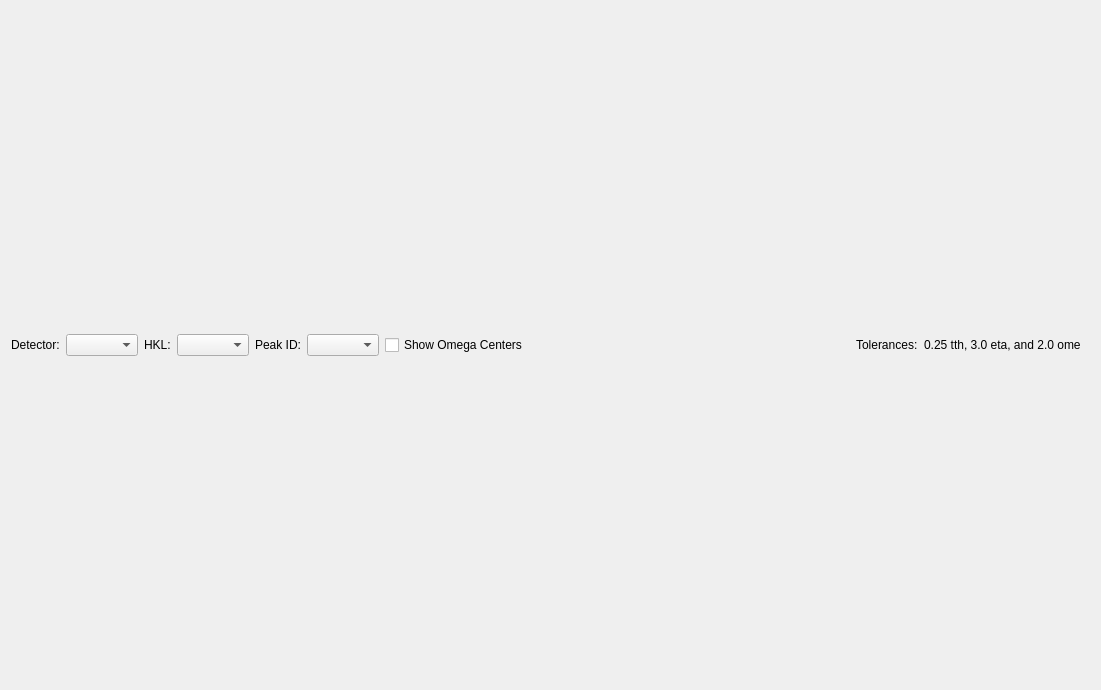
The window that hexrd/ui/resources/ui/view_spots_dialog.ui (HEXRD/hexrdgui) describes before a commit, drawn with Qt 5.
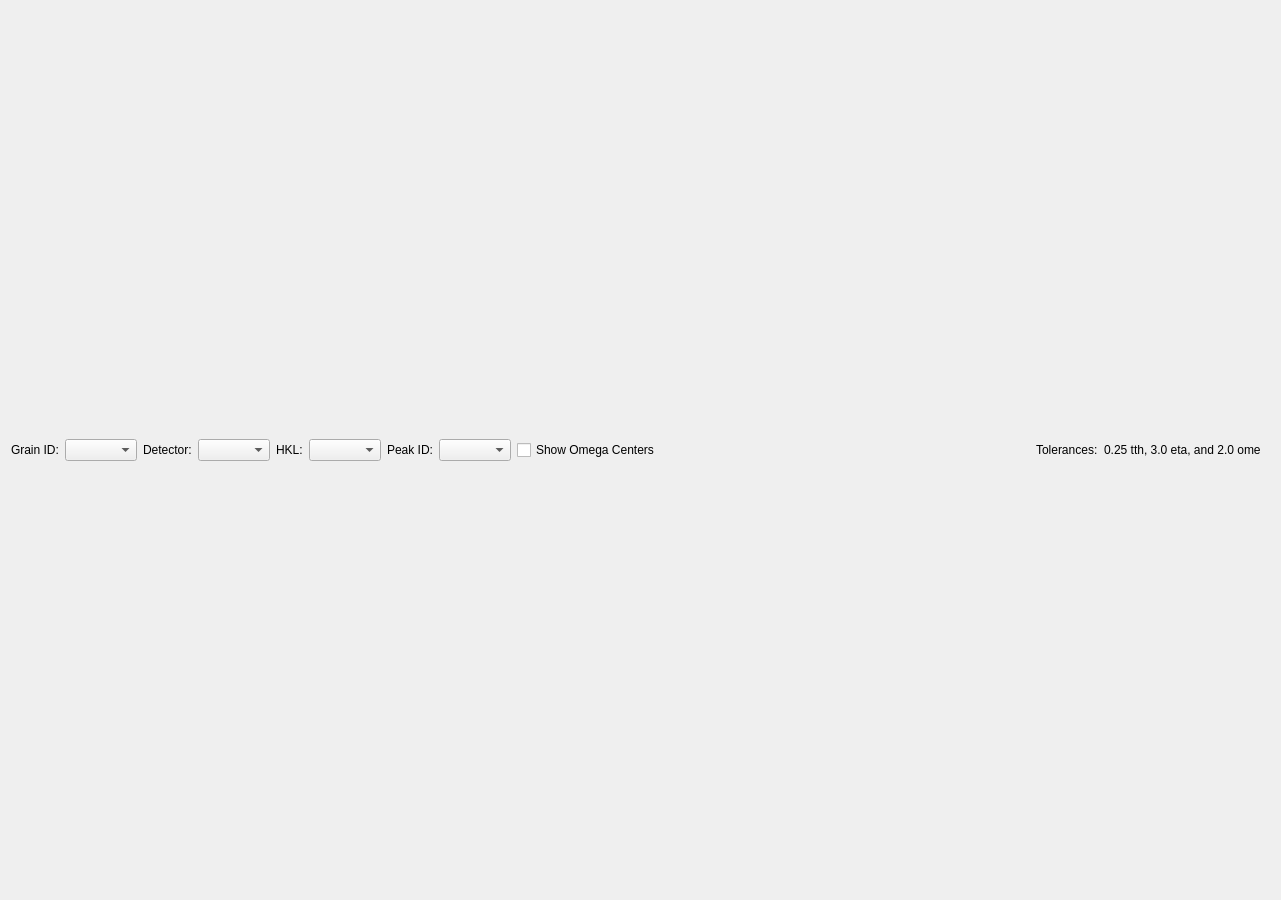
The same window after the commit.

Commit message:
Add multi-grain and multi-detector support
We needed to add options to select the grain and the detector properly.
Before, there were many bugs due to things such as multiple peak ids.

This fixes the bugs that were encountered for multiple grains, and it
seems to work properly.

Diff of the .ui file:
```diff
--- a/hexrd/ui/resources/ui/view_spots_dialog.ui
+++ b/hexrd/ui/resources/ui/view_spots_dialog.ui
@@ -6,8 +6,8 @@
    <rect>
     <x>0</x>
     <y>0</y>
-    <width>1101</width>
-    <height>690</height>
+    <width>1281</width>
+    <height>900</height>
    </rect>
   </property>
   <property name="minimumSize">
@@ -23,51 +23,7 @@
    <string notr="true"/>
   </property>
   <layout class="QGridLayout" name="gridLayout">
-   <item row="1" column="9">
-    <widget class="QLabel" name="tolerances">
-     <property name="text">
-      <string>0.25 tth, 3.0 eta, and 2.0 ome </string>
-     </property>
-    </widget>
-   </item>
-   <item row="1" column="1">
-    <widget class="QComboBox" name="detector">
-     <property name="styleSheet">
-      <string notr="true">combobox-popup: 0;</string>
-     </property>
-     <property name="sizeAdjustPolicy">
-      <enum>QComboBox::AdjustToContents</enum>
-     </property>
-    </widget>
-   </item>
-   <item row="1" column="0">
-    <widget class="QLabel" name="detector_label">
-     <property name="text">
-      <string>Detector:</string>
-     </property>
-    </widget>
-   </item>
-   <item row="1" column="3">
-    <widget class="QComboBox" name="hkl">
-     <property name="styleSheet">
-      <string notr="true">combobox-popup: 0;</string>
-     </property>
-     <property name="sizeAdjustPolicy">
-      <enum>QComboBox::AdjustToContents</enum>
-     </property>
-    </widget>
-   </item>
    <item row="1" column="4">
-    <widget class="QLabel" name="peak_id_label">
-     <property name="text">
-      <string>Peak ID:</string>
-     </property>
-     <property name="alignment">
-      <set>Qt::AlignLeading|Qt::AlignLeft|Qt::AlignVCenter</set>
-     </property>
-    </widget>
-   </item>
-   <item row="1" column="2">
     <widget class="QLabel" name="hkl_label">
      <property name="text">
       <string>HKL:</string>
@@ -77,7 +33,7 @@
      </property>
     </widget>
    </item>
-   <item row="1" column="5">
+   <item row="1" column="7">
     <widget class="QComboBox" name="peak_id">
      <property name="styleSheet">
       <string notr="true">combobox-popup: 0;</string>
@@ -88,13 +44,40 @@
     </widget>
    </item>
    <item row="1" column="6">
+    <widget class="QLabel" name="peak_id_label">
+     <property name="text">
+      <string>Peak ID:</string>
+     </property>
+     <property name="alignment">
+      <set>Qt::AlignLeading|Qt::AlignLeft|Qt::AlignVCenter</set>
+     </property>
+    </widget>
+   </item>
+   <item row="1" column="0">
+    <widget class="QLabel" name="grain_id_label">
+     <property name="text">
+      <string>Grain ID:</string>
+     </property>
+    </widget>
+   </item>
+   <item row="1" column="8">
     <widget class="QCheckBox" name="show_ome_centers">
      <property name="text">
       <string>Show Omega Centers</string>
      </property>
     </widget>
    </item>
-   <item row="1" column="7">
+   <item row="1" column="3">
+    <widget class="QComboBox" name="detector">
+     <property name="styleSheet">
+      <string notr="true">combobox-popup: 0;</string>
+     </property>
+     <property name="sizeAdjustPolicy">
+      <enum>QComboBox::AdjustToContents</enum>
+     </property>
+    </widget>
+   </item>
+   <item row="1" column="9">
     <spacer name="horizontal_spacer">
      <property name="orientation">
       <enum>Qt::Horizontal</enum>
@@ -107,16 +90,50 @@
      </property>
     </spacer>
    </item>
-   <item row="2" column="0" colspan="11">
-    <layout class="QVBoxLayout" name="canvas_layout"/>
-   </item>
-   <item row="1" column="8">
+   <item row="1" column="10">
     <widget class="QLabel" name="tolerances_label">
      <property name="text">
       <string>Tolerances:</string>
      </property>
     </widget>
    </item>
+   <item row="1" column="5">
+    <widget class="QComboBox" name="hkl">
+     <property name="styleSheet">
+      <string notr="true">combobox-popup: 0;</string>
+     </property>
+     <property name="sizeAdjustPolicy">
+      <enum>QComboBox::AdjustToContents</enum>
+     </property>
+    </widget>
+   </item>
+   <item row="1" column="11">
+    <widget class="QLabel" name="tolerances">
+     <property name="text">
+      <string>0.25 tth, 3.0 eta, and 2.0 ome </string>
+     </property>
+    </widget>
+   </item>
+   <item row="1" column="2">
+    <widget class="QLabel" name="detector_label">
+     <property name="text">
+      <string>Detector:</string>
+     </property>
+    </widget>
+   </item>
+   <item row="1" column="1">
+    <widget class="QComboBox" name="grain_id">
+     <property name="styleSheet">
+      <string notr="true">combobox-popup: 0;</string>
+     </property>
+     <property name="sizeAdjustPolicy">
+      <enum>QComboBox::AdjustToContents</enum>
+     </property>
+    </widget>
+   </item>
+   <item row="2" column="0" colspan="13">
+    <layout class="QVBoxLayout" name="canvas_layout"/>
+   </item>
   </layout>
  </widget>
  <tabstops>
```
Left out of the diff: 1 changed line with no effect on the pictures. The commit also changes 2 other files.
